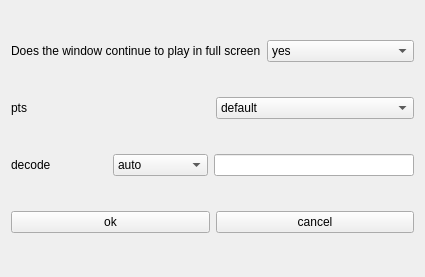
The window that moresetting.ui (dependon/fantascene-dynamic-wallpaper) describes before a commit, drawn with Qt 5.
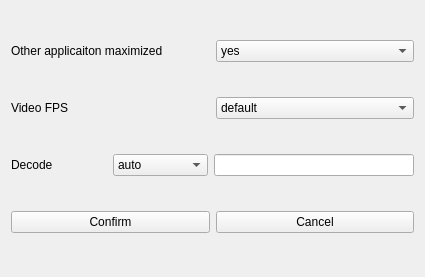
The same window after the commit.

Diff of the .ui file:
```diff
--- a/moresetting.ui
+++ b/moresetting.ui
@@ -19,7 +19,7 @@
      <item>
       <widget class="QLabel" name="label">
        <property name="text">
-        <string>Does the window continue to play in full screen</string>
+        <string>Other applicaiton maximized</string>
        </property>
       </widget>
      </item>
@@ -44,7 +44,7 @@
      <item>
       <widget class="QLabel" name="label_2">
        <property name="text">
-        <string>pts</string>
+        <string>Video FPS</string>
        </property>
       </widget>
      </item>
@@ -99,7 +99,7 @@
      <item>
       <widget class="QLabel" name="label_3">
        <property name="text">
-        <string>decode</string>
+        <string>Decode</string>
        </property>
       </widget>
      </item>
@@ -154,14 +154,14 @@
      <item>
       <widget class="QPushButton" name="okBtn">
        <property name="text">
-        <string>ok</string>
+        <string>Confirm</string>
        </property>
       </widget>
      </item>
      <item>
       <widget class="QPushButton" name="cancelBtn">
        <property name="text">
-        <string>cancel</string>
+        <string>Cancel</string>
        </property>
       </widget>
      </item>
```
Left out of the diff: 2 changed lines with no effect on the pictures.
